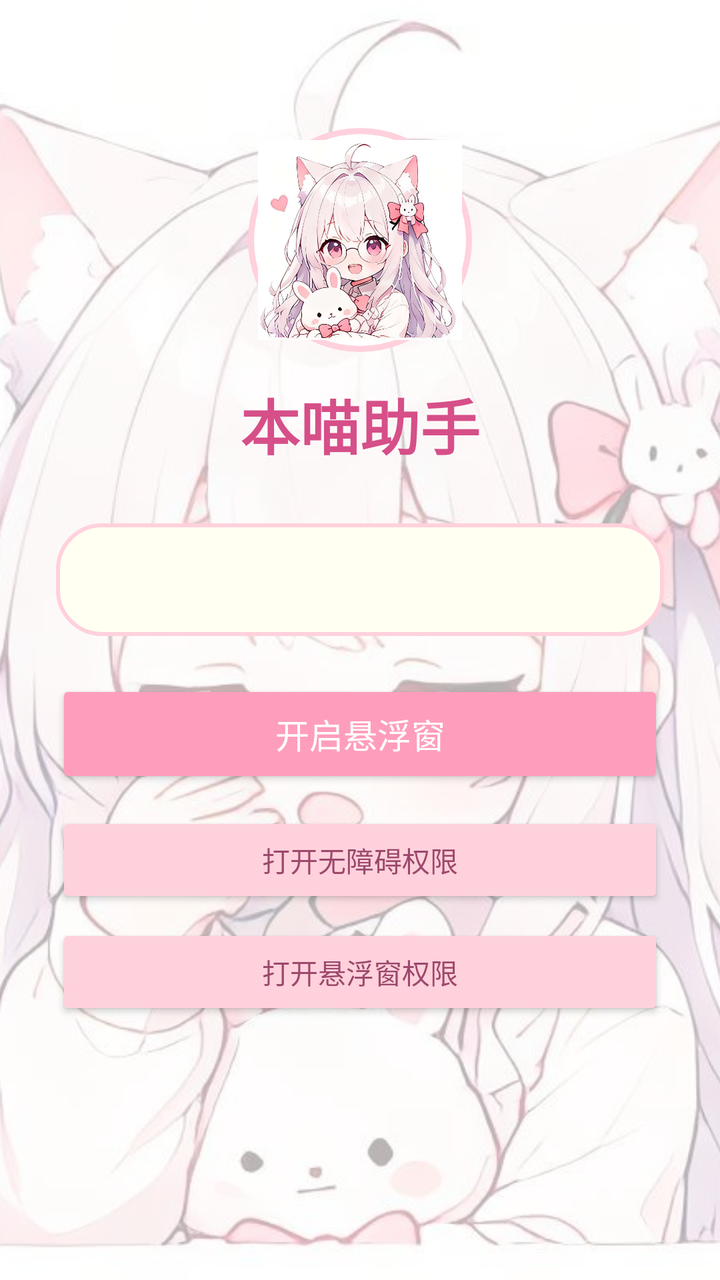
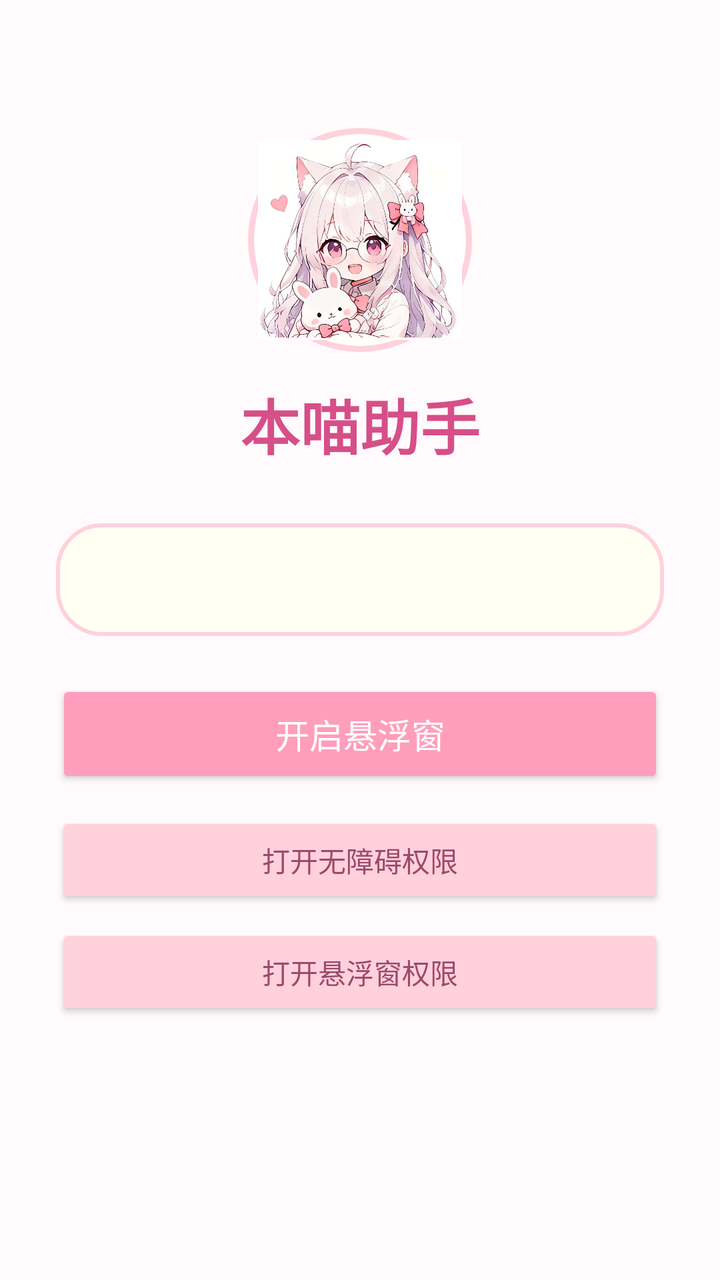

An Android layout rendered at two revisions. The XML below is the earlier revision; the diff shows what the commit changed to produce the second picture.
<!-- AndroidManifest.xml: application theme Theme.NyanHelper -->
<!-- res/layout/activity_main.xml -->
<?xml version="1.0" encoding="utf-8"?>
<FrameLayout xmlns:android="http://schemas.android.com/apk/res/android"
    android:layout_width="match_parent"
    android:layout_height="match_parent">

    
    <ImageView
        android:layout_width="match_parent"
        android:layout_height="match_parent"
        android:src="@drawable/bg_main"
        android:scaleType="centerCrop" />

    
    <View
        android:layout_width="match_parent"
        android:layout_height="match_parent"
        android:background="#B0FFFFFF" />

    
    <LinearLayout
        android:layout_width="match_parent"
        android:layout_height="match_parent"
        android:orientation="vertical"
        android:gravity="center_horizontal"
        android:padding="28dp">

        <ImageView
            android:id="@+id/appAvatar"
            android:layout_width="112dp"
            android:layout_height="112dp"
            android:src="@drawable/avatar"
            android:scaleType="centerCrop"
            android:background="@drawable/bg_circle_white"
            android:padding="6dp"
            android:layout_marginTop="36dp" />

        <TextView
            android:layout_width="wrap_content"
            android:layout_height="wrap_content"
            android:text="本喵助手"
            android:textSize="30sp"
            android:textStyle="bold"
            android:textColor="#D64F88"
            android:layout_marginTop="14dp" />

        <TextView
            android:id="@+id/statusText"
            android:layout_width="match_parent"
            android:layout_height="wrap_content"
            android:background="@drawable/bg_card_pink"
            android:padding="18dp"
            android:textColor="#6B3952"
            android:textSize="15sp"
            android:layout_marginTop="28dp" />

        <Button
            android:id="@+id/btnFloat"
            android:layout_width="match_parent"
            android:layout_height="54dp"
            android:text="开启悬浮窗"
            android:backgroundTint="#FF9EBC"
            android:textColor="#FFFFFF"
            android:textSize="17sp"
            android:layout_marginTop="22dp" />

        <Button
            android:id="@+id/btnAccessibility"
            android:layout_width="match_parent"
            android:layout_height="48dp"
            android:text="打开无障碍权限"
            android:backgroundTint="#FFD1DC"
            android:textColor="#9C486B"
            android:layout_marginTop="12dp" />

        <Button
            android:id="@+id/btnOverlay"
            android:layout_width="match_parent"
            android:layout_height="48dp"
            android:text="打开悬浮窗权限"
            android:backgroundTint="#FFD1DC"
            android:textColor="#9C486B"
            android:layout_marginTop="8dp" />

    </LinearLayout>

</FrameLayout>
<!-- resources referenced by this layout -->
<resources>
  <!-- drawable avatar: png bitmap (drawable, 71626 bytes) -->
  <!-- drawable bg_card_pink (drawable) -->
  <?xml version="1.0" encoding="utf-8"?>
  <shape xmlns:android="http://schemas.android.com/apk/res/android">
      <solid android:color="#FFFFFFF2" />
      <corners android:radius="22dp" />
      <stroke android:width="2dp" android:color="#FFD1DC" />
  </shape>
  <!-- drawable bg_circle_white (drawable) -->
  <?xml version="1.0" encoding="utf-8"?>
  <shape xmlns:android="http://schemas.android.com/apk/res/android">
      <solid android:color="#FFFFFF" />
      <corners android:radius="999dp" />
      <stroke android:width="3dp" android:color="#FFD1DC" />
  </shape>
  <!-- drawable bg_main: png bitmap (drawable, 61043 bytes) -->
  <style name="Theme.NyanHelper" parent="Theme.AppCompat.Light.NoActionBar">
          <item name="colorPrimary">#FF9EBC</item>
          <item name="colorPrimaryDark">#FFD1DC</item>
          <item name="colorAccent">#FF9EBC</item>
          <item name="android:windowBackground">@android:color/white</item>
          <item name="android:statusBarColor">#FFF2F6</item>
      </style>
</resources>

<!-- the commit's change to res/layout/activity_main.xml (unified diff, before → after) -->
@@ -1,14 +1,8 @@
 <?xml version="1.0" encoding="utf-8"?>
 <FrameLayout xmlns:android="http://schemas.android.com/apk/res/android"
     android:layout_width="match_parent"
-    android:layout_height="match_parent">
-
-    
-    <ImageView
-        android:layout_width="match_parent"
-        android:layout_height="match_parent"
-        android:src="@drawable/bg_main"
-        android:scaleType="centerCrop" />
+    android:layout_height="match_parent"
+    android:background="#FFF2F6">
 
     
     <View
<!-- resource entries referenced after the edit -->
@@ -15,7 +15,6 @@
       <corners android:radius="999dp" />
       <stroke android:width="3dp" android:color="#FFD1DC" />
   </shape>
-  <!-- drawable bg_main: png bitmap (drawable, 61043 bytes) -->
   <style name="Theme.NyanHelper" parent="Theme.AppCompat.Light.NoActionBar">
           <item name="colorPrimary">#FF9EBC</item>
           <item name="colorPrimaryDark">#FFD1DC</item>
